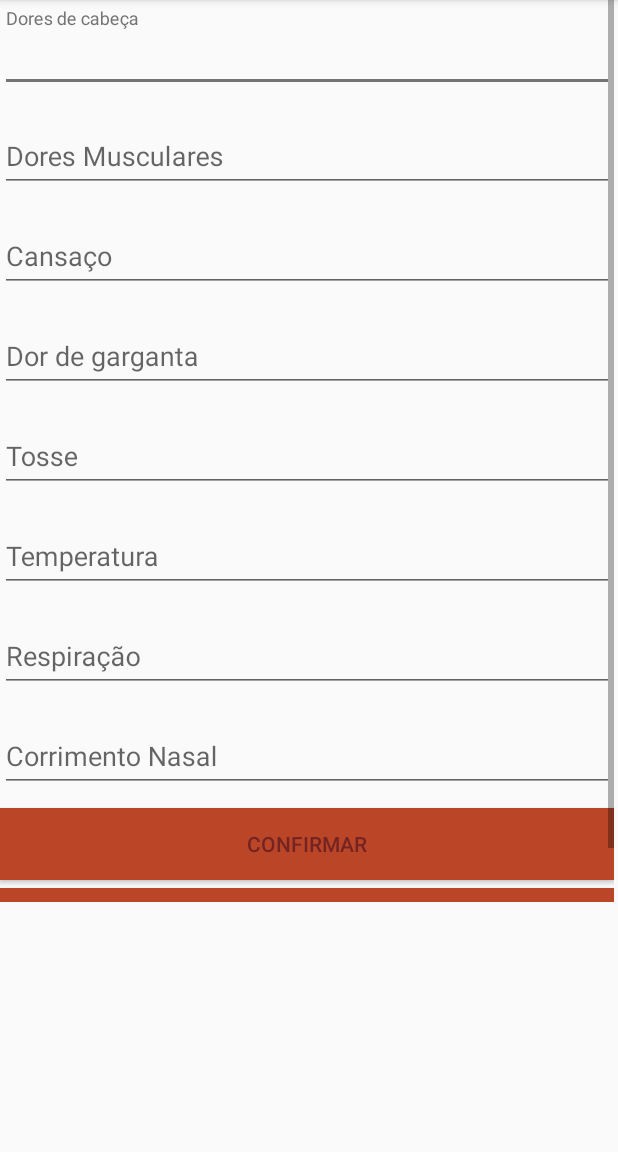
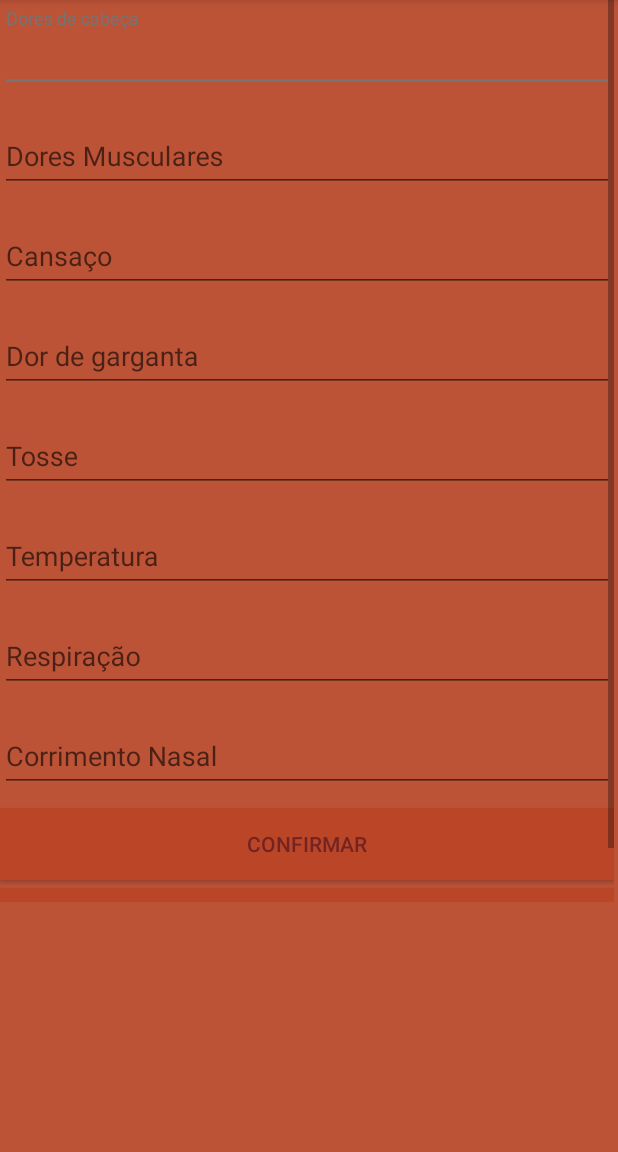
Before and after one commit to rpa299/COVID19, an Android app: the activity_sintomas screen opened directly, with no data from a screen before it, on a phone screen of 412 x 824 dp, the part 84-1236 px from its top. Run offline under Robolectric (Android 15) with nearby library versions, the phone set to English and light mode, and no system bars.

Commit message:
Mudança da cor de fundo da app

```diff
--- a/app/src/main/res/layout/activity_perfil.xml
+++ b/app/src/main/res/layout/activity_perfil.xml
@@ -4,6 +4,7 @@
     xmlns:tools="http://schemas.android.com/tools"
     android:layout_width="match_parent"
     android:layout_height="match_parent"
+    android:background="@color/backgroundColor"
     tools:context=".activity_perfil">
 
     <TextView
--- a/app/src/main/res/layout/activity_sintomas.xml
+++ b/app/src/main/res/layout/activity_sintomas.xml
@@ -4,6 +4,7 @@
     xmlns:tools="http://schemas.android.com/tools"
     android:layout_width="match_parent"
     android:layout_height="match_parent"
+    android:background="@color/backgroundColor"
     tools:context=".activity_sintomas">
 
     <ScrollView
@@ -25,7 +26,8 @@
                     android:id="@+id/editTextDoresCabeca"
                     android:layout_width="match_parent"
                     android:layout_height="wrap_content"
-                    android:hint="Dores de cabeça" />
+                    android:hint="Dores de cabeça"
+                    android:textColor="@color/colorPrimaryDark" />
             </com.google.android.material.textfield.TextInputLayout>
 
             <com.google.android.material.textfield.TextInputLayout
--- a/app/src/main/res/layout/activity_sus_inf.xml
+++ b/app/src/main/res/layout/activity_sus_inf.xml
@@ -4,6 +4,7 @@
     xmlns:tools="http://schemas.android.com/tools"
     android:layout_width="match_parent"
     android:layout_height="match_parent"
+    android:background="@color/backgroundColor"
     tools:context=".activity_sus_inf">
 
     <Button
--- a/app/src/main/res/layout/content_main.xml
+++ b/app/src/main/res/layout/content_main.xml
@@ -4,6 +4,7 @@
     xmlns:tools="http://schemas.android.com/tools"
     android:layout_width="match_parent"
     android:layout_height="match_parent"
+    android:background="@color/backgroundColor"
     app:layout_behavior="@string/appbar_scrolling_view_behavior" >
 
     <Button
--- a/app/src/main/res/values/colors.xml
+++ b/app/src/main/res/values/colors.xml
@@ -3,4 +3,5 @@
     <color name="colorPrimary">#ba4627</color>
     <color name="colorPrimaryDark">#742323</color>
     <color name="colorAccent">#757474</color>
+    <color name="backgroundColor">#BC5337</color>
 </resources>
```
